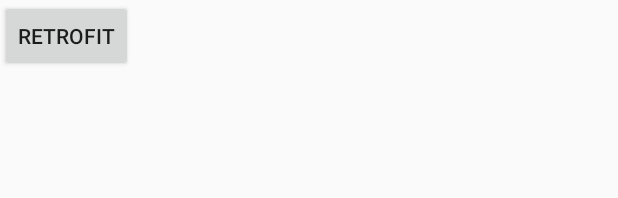
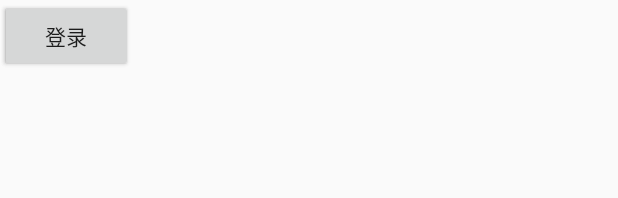
Before and after one commit to HitaoLin/RetrofitDemo, an Android app: the layout activity_main.xml on its own in the app's theme, with its tools: preview values and no code run, on a phone screen of 412 x 824 dp. Shown: the top 198 px of the screen. Run offline under Robolectric (Android 15) with nearby library versions, the phone set to English and light mode, and no system bars.

Commit message:
version 0.0.2

```diff
--- a/app/src/main/res/layout/activity_main.xml
+++ b/app/src/main/res/layout/activity_main.xml
@@ -18,4 +18,10 @@
         android:layout_height="wrap_content"
         android:layout_below="@id/get" />
 
+    <Button
+        android:id="@+id/bt_login"
+        android:layout_width="wrap_content"
+        android:layout_height="wrap_content"
+        android:text="登录" />
+
 </RelativeLayout>
```
Also changed, not shown: app/src/main/java/com/example/retrofitdemo/MainActivity.java (+25 -10 lines).
